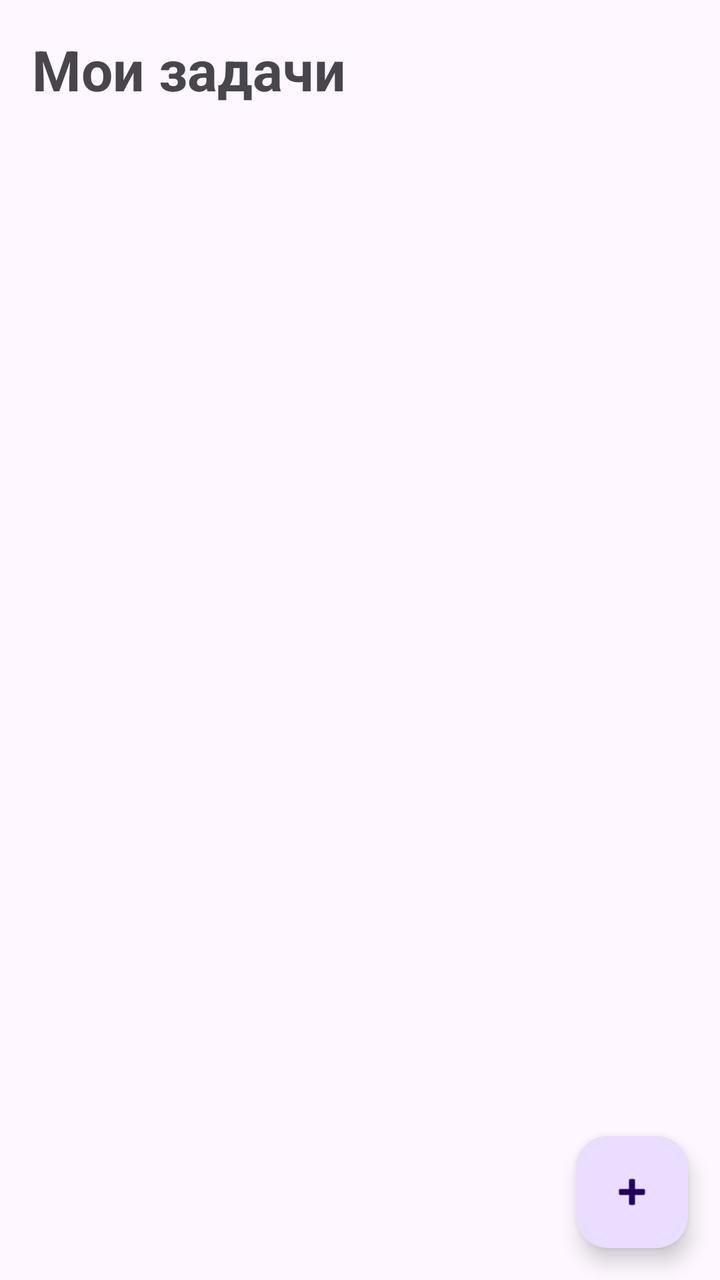
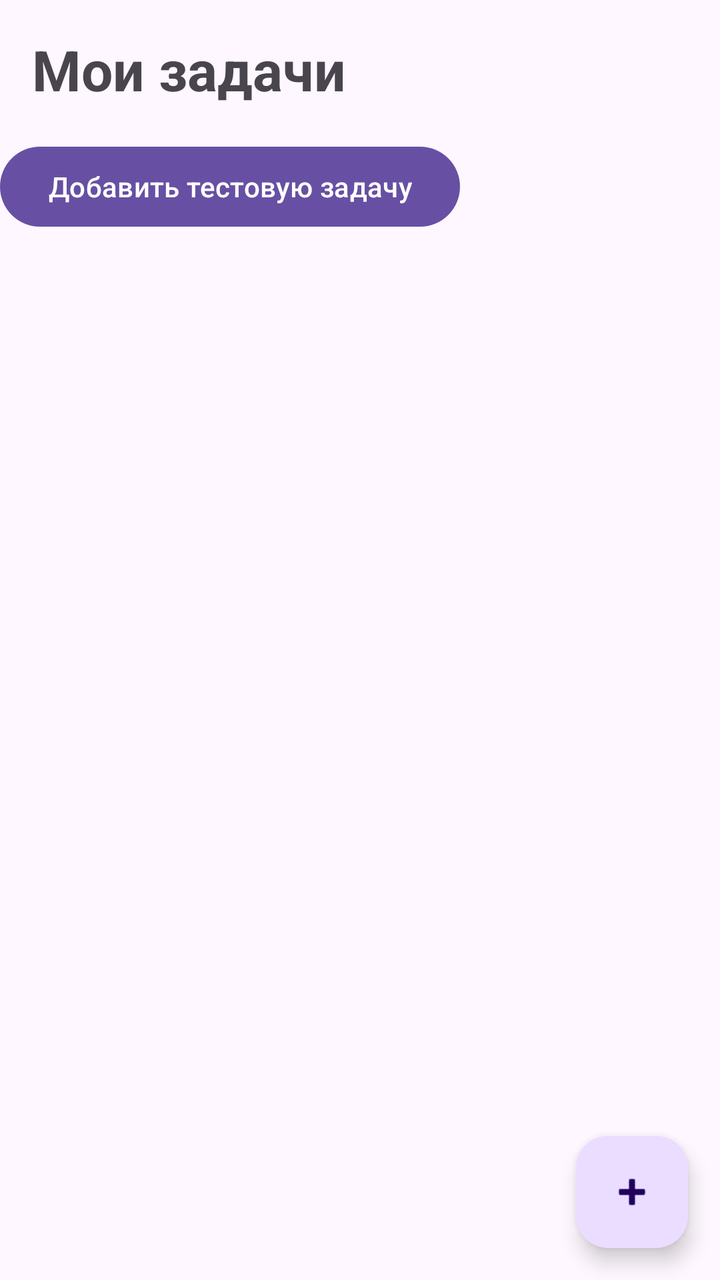

An Android layout rendered at two revisions. The XML below is the earlier revision; the diff shows what the commit changed to produce the second picture.
<!-- AndroidManifest.xml: application theme Theme.Calendar -->
<!-- res/layout/activity_main.xml -->
<?xml version="1.0" encoding="utf-8"?>
<androidx.constraintlayout.widget.ConstraintLayout
    xmlns:android="http://schemas.android.com/apk/res/android"
    xmlns:app="http://schemas.android.com/apk/res-auto"
    xmlns:tools="http://schemas.android.com/tools"
    android:id="@+id/main"
    android:layout_width="match_parent"
    android:layout_height="match_parent"
    tools:context=".MainActivity">

    <TextView
        android:id="@+id/titleText"
        android:layout_width="0dp"
        android:layout_height="wrap_content"
        android:padding="16dp"
        android:text="@string/screen_title"
        android:textSize="28sp"
        android:textStyle="bold"
        app:layout_constraintTop_toTopOf="parent"
        app:layout_constraintStart_toStartOf="parent"
        app:layout_constraintEnd_toEndOf="parent" />

    <androidx.recyclerview.widget.RecyclerView
        android:id="@+id/tasksRecyclerView"
        android:layout_width="0dp"
        android:layout_height="0dp"
        app:layoutManager="androidx.recyclerview.widget.LinearLayoutManager"
        app:layout_constraintTop_toBottomOf="@id/titleText"
        app:layout_constraintStart_toStartOf="parent"
        app:layout_constraintEnd_toEndOf="parent"
        app:layout_constraintBottom_toBottomOf="parent" />

    <com.google.android.material.floatingactionbutton.FloatingActionButton
        android:id="@+id/addTaskFab"
        android:layout_width="wrap_content"
        android:layout_height="wrap_content"
        android:layout_margin="16dp"
        app:srcCompat="@android:drawable/ic_input_add"
        app:layout_constraintBottom_toBottomOf="parent"
        app:layout_constraintEnd_toEndOf="parent" />

</androidx.constraintlayout.widget.ConstraintLayout>
<!-- resources referenced by this layout -->
<resources>
  <string name="screen_title">Мои задачи</string>
  <style name="Theme.Calendar" parent="Base.Theme.Calendar" />
  <style name="Base.Theme.Calendar" parent="Theme.Material3.DayNight.NoActionBar">
          
          
      </style>
</resources>

<!-- the commit's change to res/layout/activity_main.xml (unified diff, before → after) -->
@@ -20,12 +20,20 @@
         app:layout_constraintStart_toStartOf="parent"
         app:layout_constraintEnd_toEndOf="parent" />
 
+    <Button
+        android:id="@+id/testAddButton"
+        android:layout_width="wrap_content"
+        android:layout_height="wrap_content"
+        android:text="Добавить тестовую задачу"
+        app:layout_constraintTop_toBottomOf="@id/titleText"
+        app:layout_constraintStart_toStartOf="parent" />
+
     <androidx.recyclerview.widget.RecyclerView
         android:id="@+id/tasksRecyclerView"
         android:layout_width="0dp"
         android:layout_height="0dp"
         app:layoutManager="androidx.recyclerview.widget.LinearLayoutManager"
-        app:layout_constraintTop_toBottomOf="@id/titleText"
+        app:layout_constraintTop_toBottomOf="@id/testAddButton"
         app:layout_constraintStart_toStartOf="parent"
         app:layout_constraintEnd_toEndOf="parent"
         app:layout_constraintBottom_toBottomOf="parent" />
